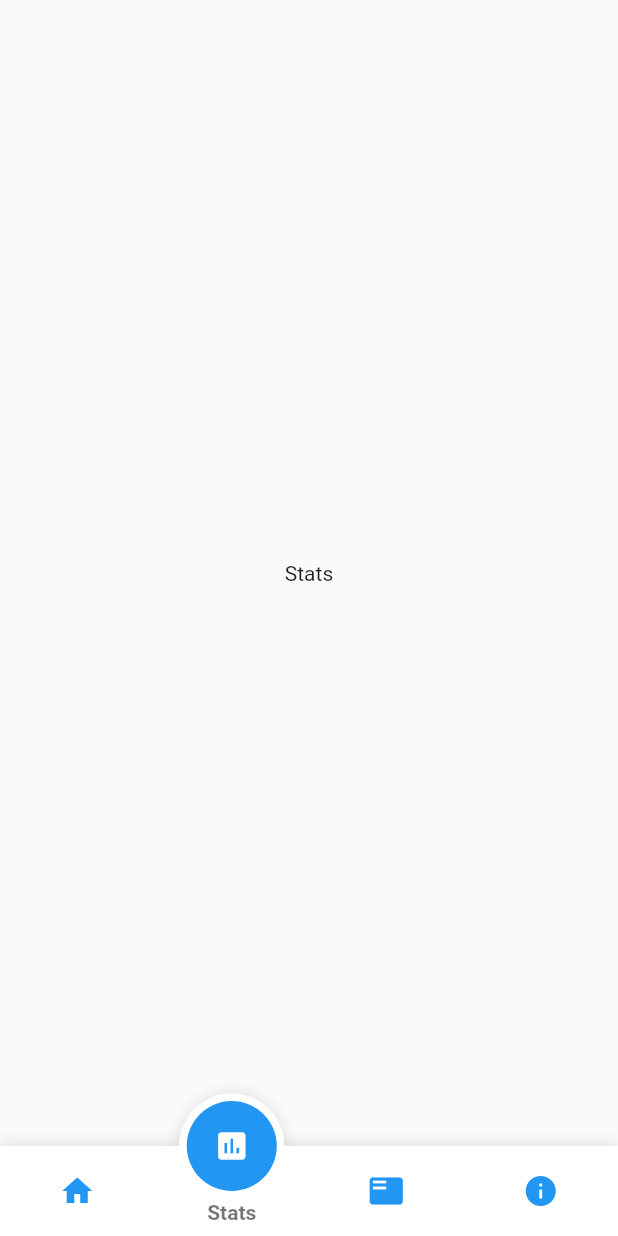
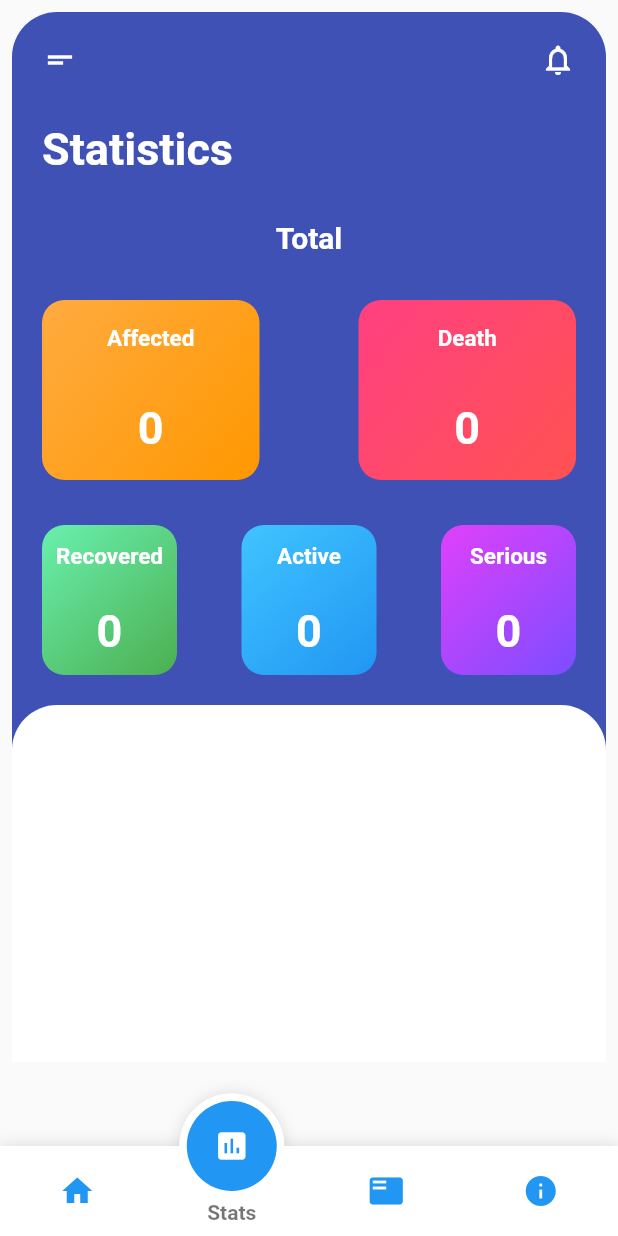
Before and after one commit to didierganthier/track_covid, a Flutter app: the screen it shows after launch, item 2 of the bottom bar chosen, on a phone screen of 412 x 824 dp. Run offline on Flutter 3.47's test engine with Material 2 defaults, Android fonts, the phone set to English and light mode, and no system bars; drawn by our look-alikes of fancy_bottom_navigation; network calls fail.

Commit message:
Data retrieved from API

```diff
--- /dev/null
+++ b/lib/constants.dart
@@ -0,0 +1 @@
+const String url = 'https://corona.lmao.ninja/v2/countries/Haiti';
--- a/lib/screens/home_screen.dart
+++ b/lib/screens/home_screen.dart
@@ -1,6 +1,6 @@
 import 'package:flutter/cupertino.dart';
 import 'package:flutter/material.dart';
-import 'package:trackcovid/widgets/CirlceImageWithText.dart';
+import 'package:trackcovid/widgets/cirle_image_text.dart';
 import 'package:trackcovid/widgets/styled_button.dart';
 
 class HomeScreen extends StatelessWidget {
--- a/lib/screens/stats_screen.dart
+++ b/lib/screens/stats_screen.dart
@@ -1,11 +1,117 @@
+import 'dart:convert';
+
 import 'package:flutter/material.dart';
+import 'package:http/http.dart';
+import 'package:trackcovid/constants.dart';
+import 'package:trackcovid/widgets/reusable_card.dart';
+import 'package:trackcovid/widgets/reusable_card_small.dart';
 
-class StatsScreen extends StatelessWidget {
+class StatsScreen extends StatefulWidget {
+  @override
+  _StatsScreenState createState() => _StatsScreenState();
+}
+
+class _StatsScreenState extends State<StatsScreen> {
+
+  int affected = 0, death = 0, recovered = 0, active = 0, serious = 0;
+
+
+  void getCoronaData() async {
+    Response response = await get(url);
+
+    if(response.statusCode == 200)
+    {
+      String data = response.body;
+      var coronaData = jsonDecode(data);
+
+      setState(() {
+        affected = coronaData['cases'];
+        death = coronaData['deaths'];
+        recovered = coronaData['recovered'];
+        active = coronaData['active'];
+        serious = coronaData['critical'];
+      });
+    }
+    else
+    {
+      print(response.statusCode);
+    }
+  }
+
+  @override
+  void initState() {
+    super.initState();
+
+    getCoronaData();
+  }
+
   @override
   Widget build(BuildContext context) {
-    return Container(
-      child: Center(
-          child: Text('Stats')
+    return SingleChildScrollView(
+      child: Padding(
+        padding: EdgeInsets.all(8.0),
+        child: Container(
+          height: 700,
+          decoration: BoxDecoration(
+            borderRadius: BorderRadius.circular(30.0),
+            color: Colors.indigo
+          ),
+          child: Column(
+            children: <Widget>[
+              Padding(
+                padding: EdgeInsets.all(20.0),
+                child: Column(
+                  crossAxisAlignment: CrossAxisAlignment.start,
+                  children: <Widget>[
+                    Row(
+                      mainAxisAlignment: MainAxisAlignment.spaceBetween,
+                      children: <Widget>[
+                        Icon(Icons.short_text, color: Colors.white),
+                        Icon(Icons.notifications_none, color: Colors.white)
+                      ],
+                    ),
+                    SizedBox(height: 30.0),
+                    Text('Statistics', style: TextStyle(color: Colors.white, fontSize: 30.0, fontWeight: FontWeight.bold)),
+                    SizedBox(height: 30.0),
+                    Row(
+                      mainAxisAlignment: MainAxisAlignment.spaceAround,
+                      children: <Widget>[
+                        Text('Total', style: TextStyle(color: Colors.white, fontSize: 20.0, fontWeight: FontWeight.bold)),
+                      ],
+                    ),
+                    SizedBox(height: 30.0),
+                    Row(
+                      mainAxisAlignment: MainAxisAlignment.spaceBetween,
+                      children: <Widget>[
+                        ReusableCard(color: Colors.orange, cardTitle: 'Affected', cardValue: affected.toString(),gradientColor: Colors.orangeAccent,),
+                        ReusableCard(color: Colors.redAccent, cardTitle: 'Death', cardValue: death.toString(), gradientColor: Colors.pinkAccent,)
+                      ],
+                    ),
+                    SizedBox(height: 30.0),
+                    Row(
+                      mainAxisAlignment: MainAxisAlignment.spaceBetween,
+                      children: <Widget>[
+                        ReusableCardSmall(color: Colors.green, cardTitle: 'Recovered', cardValue: recovered.toString(), gradientColor: Colors.greenAccent,),
+                        ReusableCardSmall(color: Colors.blue, cardTitle: 'Active', cardValue: active.toString(), gradientColor: Colors.lightBlueAccent,),
+                        ReusableCardSmall(color: Colors.deepPurpleAccent, cardTitle: 'Serious', cardValue: serious.toString(), gradientColor: Colors.purpleAccent,),
+                      ],
+                    ),
+                  ],
+                ),
+              ),
+              Container(
+                height: 238,
+                decoration: BoxDecoration(
+                  color: Colors.white,
+                  borderRadius: BorderRadius.only(
+                      topLeft: Radius.circular(30.0),
+                      topRight: Radius.circular(30.0)
+                  ),
+                )
+              )
+            ],
+          ),
+        ),
       ),
     );
   }
--- /dev/null
+++ b/lib/widgets/reusable_card.dart
@@ -0,0 +1,33 @@
+import 'package:flutter/material.dart';
+
+class ReusableCard extends StatelessWidget {
+
+  ReusableCard({@required this.color, @required this.cardTitle, @required this.cardValue, @required this.gradientColor});
+
+  final Color color, gradientColor;
+  final String cardTitle, cardValue;
+
+  @override
+  Widget build(BuildContext context) {
+    return Container(
+      height: 120,
+      width: 145,
+      decoration: BoxDecoration(
+        color: color,
+        borderRadius: BorderRadius.circular(15.0),
+          gradient: LinearGradient(
+            colors: [gradientColor, color],
+            begin: Alignment.topLeft,
+            end: Alignment.bottomRight,
+          )
+      ),
+      child: Column(
+        mainAxisAlignment: MainAxisAlignment.spaceAround,
+        children: <Widget>[
+          Text(cardTitle, style: TextStyle(fontSize: 15.0, color: Colors.white, fontWeight: FontWeight.bold),),
+          Text(cardValue, style: TextStyle(fontSize: 30.0, color: Colors.white, fontWeight: FontWeight.bold),)
+        ],
+      ),
+    );
+  }
+}
--- /dev/null
+++ b/lib/widgets/reusable_card_small.dart
@@ -0,0 +1,33 @@
+import 'package:flutter/material.dart';
+
+class ReusableCardSmall extends StatelessWidget {
+
+  ReusableCardSmall({@required this.color, @required this.cardTitle, @required this.cardValue, @required this.gradientColor});
+
+  final Color color, gradientColor;
+  final String cardTitle, cardValue;
+
+  @override
+  Widget build(BuildContext context) {
+    return Container(
+      height: 100,
+      width: 90,
+      decoration: BoxDecoration(
+          color: color,
+          borderRadius: BorderRadius.circular(15.0),
+          gradient: LinearGradient(
+            colors: [gradientColor, color],
+            begin: Alignment.topLeft,
+            end: Alignment.bottomRight,
+          )
+      ),
+      child: Column(
+        mainAxisAlignment: MainAxisAlignment.spaceAround,
+        children: <Widget>[
+          Text(cardTitle, style: TextStyle(fontSize: 15.0, color: Colors.white, fontWeight: FontWeight.bold),),
+          Text(cardValue, style: TextStyle(fontSize: 30.0, color: Colors.white, fontWeight: FontWeight.bold),)
+        ],
+      ),
+    );
+  }
+}
--- a/pubspec.yaml
+++ b/pubspec.yaml
@@ -24,6 +24,7 @@ dependencies:
   # Use with the CupertinoIcons class for iOS style icons.
   cupertino_icons: ^0.1.2
   fancy_bottom_navigation: ^0.3.2
+  http: ^0.12.1
 
 dev_dependencies:
   flutter_test:
```
Also changed, not shown: lib/widgets/cirle_image_text.dart (renamed from lib/widgets/CirlceImageWithText.dart), pubspec.lock.
